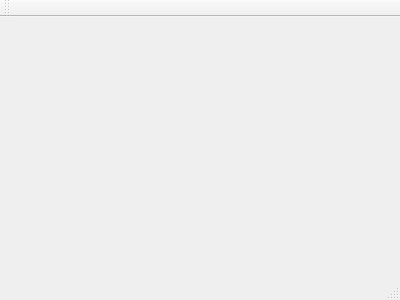
Old version of the form mainwindow.ui in the repository svenzhang2016/transportationControl.
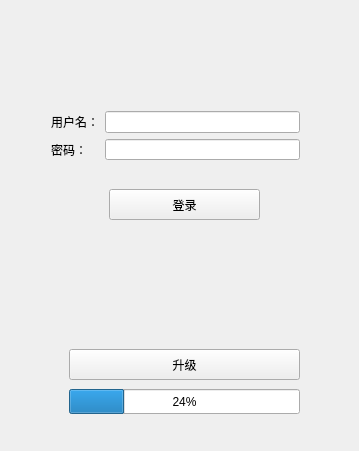
New version of the form. Icons and pictures are not drawn.

The edit to the form file:
```diff
--- a/mainwindow.ui
+++ b/mainwindow.ui
@@ -1,24 +1,121 @@
 <ui version="4.0">
  <class>MainWindow</class>
- <widget class="QMainWindow" name="MainWindow" >
-  <property name="geometry" >
+ <widget class="QMainWindow" name="MainWindow">
+  <property name="geometry">
    <rect>
     <x>0</x>
     <y>0</y>
-    <width>400</width>
-    <height>300</height>
+    <width>359</width>
+    <height>451</height>
    </rect>
   </property>
   <property name="windowTitle" >
    <string>MainWindow</string>
   </property>
-  <widget class="QMenuBar" name="menuBar" />
-  <widget class="QToolBar" name="mainToolBar" />
-  <widget class="QWidget" name="centralWidget" />
-  <widget class="QStatusBar" name="statusBar" />
+  <widget class="QWidget" name="centralWidget">
+   <widget class="QPushButton" name="pushButton">
+    <property name="geometry">
+     <rect>
+      <x>109</x>
+      <y>189</y>
+      <width>151</width>
+      <height>31</height>
+     </rect>
+    </property>
+    <property name="text">
+     <string>登录</string>
+    </property>
+   </widget>
+   <widget class="QPushButton" name="pushButton_2">
+    <property name="geometry">
+     <rect>
+      <x>69</x>
+      <y>349</y>
+      <width>231</width>
+      <height>31</height>
+     </rect>
+    </property>
+    <property name="text">
+     <string>升级</string>
+    </property>
+   </widget>
+   <widget class="QLabel" name="label_3">
+    <property name="geometry">
+     <rect>
+      <x>40</x>
+      <y>250</y>
+      <width>261</width>
+      <height>71</height>
+     </rect>
+    </property>
+    <property name="text">
+     <string/>
+    </property>
+   </widget>
+   <widget class="QProgressBar" name="progressBar">
+    <property name="geometry">
+     <rect>
+      <x>69</x>
+      <y>389</y>
+      <width>231</width>
+      <height>25</height>
+     </rect>
+    </property>
+    <property name="value">
+     <number>24</number>
+    </property>
+   </widget>
+   <widget class="QLabel" name="label_4">
+    <property name="geometry">
+     <rect>
+      <x>0</x>
+      <y>0</y>
+      <width>361</width>
+      <height>71</height>
+     </rect>
+    </property>
+    <property name="styleSheet">
+     <string notr="true">background-image: url(:/resource/logo.png);</string>
+    </property>
+    <property name="text">
+     <string/>
+    </property>
+   </widget>
+   <widget class="QWidget" name="">
+    <property name="geometry">
+     <rect>
+      <x>40</x>
+      <y>100</y>
+      <width>271</width>
+      <height>71</height>
+     </rect>
+    </property>
+    <layout class="QGridLayout" name="gridLayout">
+     <item row="0" column="0">
+      <widget class="QLabel" name="label">
+       <property name="text">
+        <string>用户名：</string>
+       </property>
+      </widget>
+     </item>
+     <item row="0" column="1">
+      <widget class="QLineEdit" name="lineEdit"/>
+     </item>
+     <item row="1" column="0">
+      <widget class="QLabel" name="label_2">
+       <property name="text">
+        <string>密码：</string>
+       </property>
+      </widget>
+     </item>
+     <item row="1" column="1">
+      <widget class="QLineEdit" name="lineEdit_2"/>
+     </item>
+    </layout>
+   </widget>
+  </widget>
  </widget>
- <layoutDefault spacing="6" margin="11" />
- <pixmapfunction></pixmapfunction>
+ <layoutdefault spacing="6" margin="11"/>
  <resources/>
  <connections/>
 </ui>
```
Left out of the diff: 5 changed lines with no effect on the pictures.
